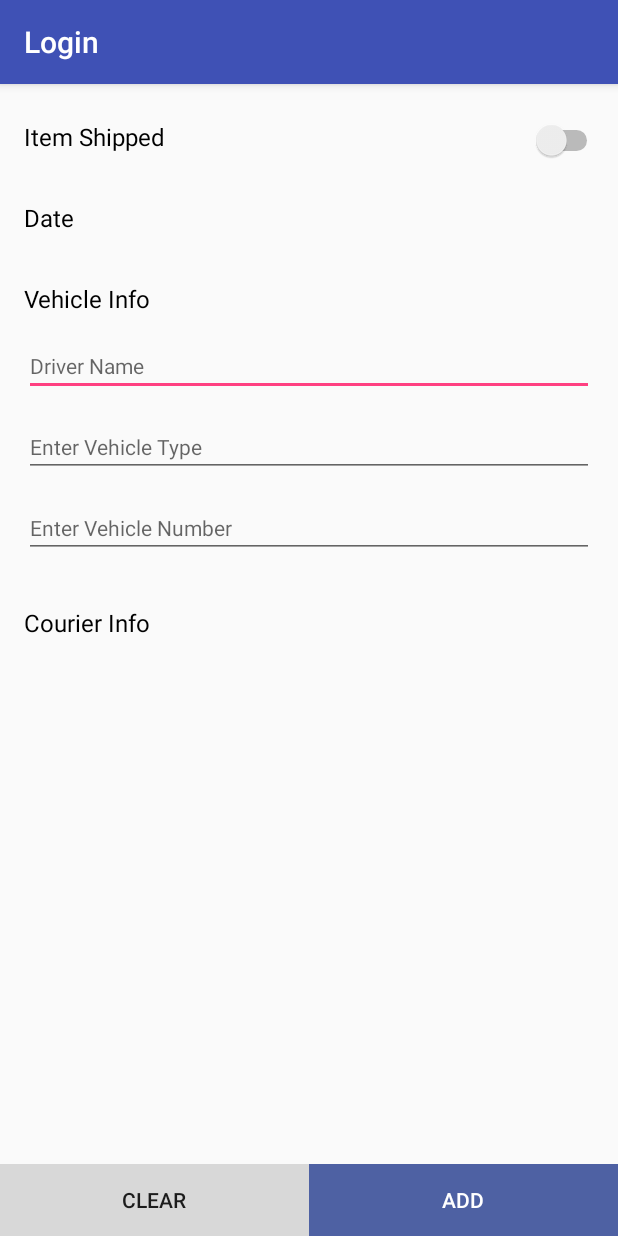
After one commit to harsmeet/loginPage, an Android app: the Deliverydetails screen opened directly, with no data from a screen before it, on a phone screen of 412 x 824 dp. The commit adds this screen. Run offline under Robolectric (Android 15) with nearby library versions, the phone set to English and light mode, and no system bars.

Commit message:
New Design For Date/Time Picker and Delivery Layout

```diff
--- a/app/src/main/AndroidManifest.xml
+++ b/app/src/main/AndroidManifest.xml
@@ -23,7 +23,7 @@
             </intent-filter>
         </activity>
         <activity android:name=".Register" />
-        <activity android:name=".WelcomeScreen" />
+        <activity android:name=".deliveryDetails.Deliverydetails" />
     </application>
 
 </manifest>
--- a/app/src/main/java/com/example/harsmeet/login/DbHelper/DatabaseHelper.java
+++ b/app/src/main/java/com/example/harsmeet/login/DbHelper/DatabaseHelper.java
@@ -51,20 +51,30 @@ public class DatabaseHelper extends SQLiteOpenHelper {
         db.close();
     }
 
-    public boolean checkUser(String emailStr, String passwdStr) {
+        public boolean checkUser (String emailStr, String passwdStr){
+
+
         String[] columns =
                 {
                         COLUMN_ID
                 };
         db = this.getReadableDatabase();
-        String selection = COLUMN_EMAIL + " = ? " + " AND " + COLUMN_PASS + " = ? ";
-        String[] selectArgs = {emailStr, passwdStr};
-        Cursor cursor = db.query(TABLE_NAME, columns, selection, selectArgs, null, null, null);
-        int cursorcount = cursor.getCount();
+
+        try {
+            String selection = COLUMN_EMAIL + " = ? " + " AND " + COLUMN_PASS + " = ? ";
+            String[] selectArgs = {emailStr, passwdStr};
+            Cursor cursor = db.query(TABLE_NAME, columns, selection, selectArgs, null, null, null);
+            int cursorcount = cursor.getCount();
+
+
         if (cursorcount > 0) {
             return true;
         }
-        return false;
+        }catch (Exception e){
+            e.printStackTrace();
+        }
+
+            return false;
 
     }
 
--- a/app/src/main/java/com/example/harsmeet/login/LoginActivity.java
+++ b/app/src/main/java/com/example/harsmeet/login/LoginActivity.java
@@ -33,6 +33,7 @@ import android.widget.TextView;
 import android.widget.Toast;
 
 import com.example.harsmeet.login.DbHelper.DatabaseHelper;
+import com.example.harsmeet.login.deliveryDetails.Deliverydetails;
 
 import java.util.ArrayList;
 import java.util.List;
@@ -214,7 +215,7 @@ public class LoginActivity extends AppCompatActivity implements LoaderCallbacks<
 //            editor.commit();
             // preferences.Editor editor=preferences.edit();
             Toast.makeText(LoginActivity.this, " YOU ARE LOGIN NOW..!! ", Toast.LENGTH_SHORT).show();
-            Intent i = new Intent(LoginActivity.this, WelcomeScreen.class);
+            Intent i = new Intent(LoginActivity.this, Deliverydetails.class);
             startActivity(i);
 
         }
--- /dev/null
+++ b/app/src/main/java/com/example/harsmeet/login/deliveryDetails/Deliverydetails.java
@@ -0,0 +1,110 @@
+package com.example.harsmeet.login.deliveryDetails;
+import android.os.Bundle;
+import android.support.v7.app.AppCompatActivity;
+import android.widget.RelativeLayout;
+import android.widget.TextView;
+import com.example.harsmeet.login.R;
+
+/**
+ * Created by harsmeet on 02-08-2018.
+ */
+
+public class Deliverydetails extends AppCompatActivity {
+
+
+//    RelativeLayout rl_time;
+//    RelativeLayout rl_date;
+//    TextView tv_enter_date;
+//    TextView tv_enter_time;
+
+    @Override
+    protected void onCreate(Bundle savedInstanceState) {
+        super.onCreate(savedInstanceState);
+        setContentView(R.layout.date_time_picker);
+
+//     rl_time = (RelativeLayout)findViewById(R.id.rl_time);
+//     rl_date = (RelativeLayout)findViewById(R.id.rl_date);
+//     tv_enter_date = (TextView)findViewById(R.id.tv_enter_date);
+//     tv_enter_time = (TextView)findViewById(R.id.tv_enter_time);
+
+//        try {
+//
+//// select Date
+//            rl_date.setOnClickListener(new View.OnClickListener() {
+//                @Override
+//                public void onClick(View view) {
+//
+//                    final Calendar calendar = Calendar.getInstance();
+//                    int yy = calendar.get(Calendar.YEAR);
+//                    int mm = calendar.get(Calendar.MONTH);
+//                    int dd = calendar.get(Calendar.DAY_OF_MONTH);
+//                    DatePickerDialog datePicker = new DatePickerDialog(getApplicationContext(), new DatePickerDialog.OnDateSetListener() {
+//                        @SuppressLint("SetTextI18n")
+//                        @Override
+//                        public void onDateSet(DatePicker view, int year, int monthOfYear, int dayOfMonth) {
+//
+//                            ++monthOfYear;
+//                            String mnth;
+//
+//                            if (monthOfYear < 10) {
+//                                mnth = "0" + monthOfYear;
+//                            } else {
+//                                mnth = String.valueOf(monthOfYear);
+//                            }
+//
+//                            String date = String.valueOf(year) + "-" + String.valueOf(mnth)
+//                                    + "-" + String.valueOf(dayOfMonth);
+//
+//                            tv_enter_date.setText(date + "  ");
+//                        }
+//                    }, yy, mm, dd);
+//                    datePicker.show();
+//
+//                }
+//            });
+//
+////        Select Time
+//            rl_time.setOnClickListener(new View.OnClickListener() {
+//                @Override
+//                public void onClick(View view) {
+//
+//                    // Get Current Time
+//                    final Calendar calendar = Calendar.getInstance();
+//                    int mHour = calendar.get(Calendar.HOUR_OF_DAY);
+//                    int mMinute = calendar.get(Calendar.MINUTE);
+//
+//                    // Launch Time Picker Dialog
+//                    TimePickerDialog timePickerDialog = new TimePickerDialog(getApplicationContext(),
+//                            new TimePickerDialog.OnTimeSetListener() {
+//
+//                                @SuppressLint("DefaultLocale")
+//                                @Override
+//                                public void onTimeSet(TimePicker view, int mHour, int mMinute) {
+//
+////                                            String time = String.valueOf(mHour) + ":" + String.valueOf(mMinute);
+////                                            tv_set_time.setText(time);
+//
+//                                    int hour = mHour % 12;
+//                                    if (hour == 0)
+//                                        hour = 12;
+//                                    tv_enter_time.setText(String.format("%02d:%02d %s", hour, mMinute,
+//                                            mHour < 12 ? "am" : "pm" + "  "));
+//                                }
+//
+//                            }, mHour, mMinute, false);
+//                    timePickerDialog.show();
+//
+//                }
+//            });
+//
+//
+//        }catch (Exception e){
+//
+//            e.printStackTrace();
+//        }
+//
+
+
+    }
+
+}
--- /dev/null
+++ b/app/src/main/res/drawable-v24/ic_add.xml
@@ -0,0 +1,4 @@
+<vector android:height="24dp" android:viewportHeight="42.0"
+    android:viewportWidth="42.0" android:width="24dp" xmlns:android="http://schemas.android.com/apk/res/android">
+    <path android:fillColor="#FF000000" android:pathData="M42,20l-20,0l0,-20l-2,0l0,20l-20,0l0,2l20,0l0,20l2,0l0,-20l20,0z"/>
+</vector>
--- /dev/null
+++ b/app/src/main/res/drawable-v24/ic_calendar_day.xml
@@ -0,0 +1,9 @@
+<vector android:height="24dp" android:viewportHeight="45.836"
+    android:viewportWidth="45.836" android:width="24dp" xmlns:android="http://schemas.android.com/apk/res/android">
+    <path android:fillColor="#9B9B9B" android:pathData="M10.55,21.35l0.72,3.28l3.58,-1.72l0.05,0l0,14.91l4.28,0l0,-18.79l-3.67,0z"/>
+    <path android:fillColor="#9B9B9B" android:pathData="M33.01,26.85c-1.33,-0.95 -3.15,-1.36 -4.94,-1.36c-0.46,0 -0.81,0.01 -1.22,0.06l0.4,-2.88h7.31v-3.65H24.2l-1.24,9.86c0.78,-0.12 1.5,-0.17 2.54,-0.17c3.76,0 5.29,1.19 5.29,3.12c0,1.99 -1.94,2.86 -3.76,2.86c-1.7,0 -3.41,-0.52 -4.24,-0.92l-0.78,3.29c1.04,0.55 2.95,1.07 5.23,1.07c5.05,0 8.06,-3.09 8.06,-6.59C35.3,29.37 34.43,27.81 33.01,26.85z"/>
+    <path android:fillColor="#9B9B9B" android:pathData="M40.45,2.84v2.29c0,2.31 -1.9,4.22 -4.2,4.22h-0.22c-2.31,0 -4.22,-1.91 -4.22,-4.22V2.54h-4.6v2.6c0,2.31 -1.91,4.22 -4.22,4.22h-0.21c-2.31,0 -4.21,-1.91 -4.21,-4.22V2.54H13.88v2.6c0,2.31 -1.85,4.22 -4.16,4.22H9.5c-2.31,0 -4.19,-1.91 -4.19,-4.22V2.88C2.62,3.76 0.72,6.29 0.72,9.26v29.89c0,3.71 3,6.69 6.71,6.69h31c3.71,0 6.7,-2.98 6.7,-6.69V9.26C45.12,6.25 43.14,3.7 40.45,2.84zM41.79,38.53c0,2.15 -1.73,3.9 -3.88,3.9H7.93c-2.15,0 -3.88,-1.75 -3.88,-3.9V17.3c0,-1.46 1.18,-2.62 2.64,-2.62h32.47c1.46,0 2.63,1.16 2.63,2.62L41.79,38.53L41.79,38.53z"/>
+    <path android:fillColor="#9B9B9B" android:pathData="M9.51,7.3h0.21c0.66,0 1.25,-0.28 1.65,-0.75c0.33,-0.38 0.52,-0.87 0.52,-1.41l0,0V2.16l0,0c0,-0.6 -0.23,-1.14 -0.63,-1.54c-0,-0 -0,-0.01 -0.01,-0.01c-0,-0 -0,0.01 -0.01,0.01c-0.4,-0.39 -0.94,-0.62 -1.54,-0.62H9.51c-0.6,0 -1.15,0.23 -1.54,0.62C7.96,0.63 7.96,0.62 7.95,0.62C7.95,0.63 7.94,0.62 7.94,0.63C7.55,1.02 7.3,1.56 7.3,2.16l0,0v2.97l0,0c0,0.55 0.21,1.03 0.54,1.41C8.24,7.02 8.84,7.3 9.51,7.3z"/>
+    <path android:fillColor="#9B9B9B" android:pathData="M21.51,6.95c0,0 0.01,0 0.02,0.01c0.01,0 0.02,-0.01 0.02,-0c0.35,0.23 0.76,0.35 1.21,0.35h0h0.21l0,0c0.38,0 0.73,-0.08 1.04,-0.25c0,-0 0.01,0.01 0.01,0c0.01,-0 -0,-0 0.01,-0.01c0.67,-0.38 1.11,-1.09 1.11,-1.91V2.16c0,-0.71 -0.33,-1.35 -0.85,-1.75c-0,-0 -0,-0.01 -0,-0.01l0,0.02c-0.37,-0.27 -0.81,-0.42 -1.31,-0.42h-0.21c-0.57,0 -1.08,0.2 -1.47,0.55c-0,0 -0,-0.01 -0,-0.01c-0,0 -0.02,0 -0.03,0.01c-0.44,0.4 -0.72,0.97 -0.72,1.61v2.97C20.54,5.89 20.94,6.55 21.51,6.95z"/>
+    <path android:fillColor="#9B9B9B" android:pathData="M36.03,7.3h0.21c0.67,0 1.27,-0.28 1.68,-0.75c0.33,-0.38 0.55,-0.87 0.55,-1.41l0,0V2.16l0,0c0,-0.83 -0.48,-1.55 -1.15,-1.92c-0,-0 -0.01,-0 -0.02,-0.01c-0.05,-0.03 -0.11,-0.05 -0.17,-0.08c-0.01,-0 -0.02,-0.01 -0.03,-0.01c-0.01,-0 -0.03,-0.01 -0.04,-0.02c-0.02,-0.01 -0.04,-0.02 -0.06,-0.02c-0.01,-0 -0.02,-0.01 -0.03,-0.01c-0.02,-0.01 -0.05,0 -0.07,-0.01c-0.2,-0.06 -0.43,-0.08 -0.65,-0.08h-0.21c-0.11,0 -0.21,-0.01 -0.32,0.01c-1.05,0.16 -1.85,1.05 -1.85,2.15v2.97C33.86,6.35 34.82,7.3 36.03,7.3z"/>
+</vector>
--- /dev/null
+++ b/app/src/main/res/drawable-v24/ic_clock.xml
@@ -0,0 +1,5 @@
+<vector android:height="24dp" android:viewportHeight="97.16"
+    android:viewportWidth="97.16" android:width="24dp" xmlns:android="http://schemas.android.com/apk/res/android">
+    <path android:fillColor="#9B9B9B" android:pathData="M48.58,0C21.79,0 0,21.79 0,48.58s21.79,48.58 48.58,48.58s48.58,-21.79 48.58,-48.58S75.37,0 48.58,0zM48.58,86.82c-21.09,0 -38.24,-17.16 -38.24,-38.24S27.49,10.34 48.58,10.34S86.82,27.49 86.82,48.58S69.67,86.82 48.58,86.82z"/>
+    <path android:fillColor="#9B9B9B" android:pathData="M73.9,47.08H52.07V20.83c0,-2.21 -1.79,-4 -4,-4c-2.21,0 -4,1.79 -4,4v30.25c0,2.21 1.79,4 4,4h25.83c2.21,0 4,-1.79 4,-4S76.11,47.08 73.9,47.08z"/>
+</vector>
--- /dev/null
+++ b/app/src/main/res/layout/date_time_picker.xml
@@ -0,0 +1,227 @@
+<?xml version="1.0" encoding="utf-8"?>
+<RelativeLayout xmlns:android="http://schemas.android.com/apk/res/android"
+    xmlns:tools="http://schemas.android.com/tools"
+    android:layout_width="match_parent"
+    android:layout_height="match_parent"
+    android:orientation="vertical">
+
+    <TextView
+        android:id="@+id/tv_item_shipped"
+        android:layout_width="wrap_content"
+        android:layout_height="wrap_content"
+        android:layout_marginLeft="16dp"
+        android:layout_marginStart="16dp"
+        android:layout_marginTop="24dp"
+        android:text="Item Shipped"
+        android:textColor="@color/colorBlack"
+        android:textSize="16sp" />
+
+    <Switch
+        android:id="@+id/on_off_switch"
+        android:layout_width="46dp"
+        android:layout_height="20dp"
+        android:layout_alignParentEnd="true"
+        android:layout_alignParentRight="true"
+        android:layout_alignParentTop="true"
+        android:layout_marginEnd="10dp"
+        android:layout_marginRight="10dp"
+        android:layout_marginTop="24dp"
+        android:textOff="OFF"
+        android:textOn="ON" />
+
+    <TextView
+        android:id="@+id/tv_date"
+        android:layout_width="wrap_content"
+        android:layout_height="wrap_content"
+        android:layout_below="@+id/tv_item_shipped"
+        android:layout_marginLeft="16dp"
+        android:layout_marginTop="32dp"
+        android:text="Date"
+        android:textColor="@color/colorBlack"
+        android:textSize="16sp" />
+
+
+    <!--<RelativeLayout-->
+        <!--android:id="@+id/rl_date"-->
+        <!--android:layout_width="wrap_content"-->
+        <!--android:layout_height="wrap_content"-->
+        <!--android:layout_below="@+id/tv_date"-->
+        <!--android:layout_marginStart="16dp"-->
+        <!--android:layout_marginTop="16dp"-->
+        <!--android:layout_marginLeft="16dp">-->
+
+
+        <!--<TextView-->
+            <!--android:id="@+id/tv_enter_date"-->
+            <!--android:layout_width="wrap_content"-->
+            <!--android:layout_height="wrap_content"-->
+            <!--android:text="Enter Date  "-->
+            <!--android:textAlignment="center"-->
+            <!--android:textSize="14sp" />-->
+
+        <!--<android.support.v7.widget.AppCompatImageView-->
+            <!--android:id="@+id/iv_calendar"-->
+            <!--android:layout_width="17dp"-->
+            <!--android:layout_height="18dp"-->
+            <!--android:layout_toRightOf="@+id/tv_enter_date"-->
+            <!--android:background="@drawable/ic_calendar_day" />-->
+
+        <!--<View-->
+            <!--android:layout_width="90dp"-->
+            <!--android:layout_height="2dp"-->
+            <!--android:layout_below="@+id/tv_enter_date"-->
+            <!--android:layout_marginTop="2dp"-->
+            <!--android:background="@color/SolidcolorView">-->
+
+        <!--</View>-->
+
+    <!--</RelativeLayout>-->
+
+    <!--<RelativeLayout-->
+        <!--android:id="@+id/rl_time"-->
+        <!--android:layout_width="wrap_content"-->
+        <!--android:layout_height="wrap_content"-->
+        <!--android:layout_alignBottom="@+id/rl_date"-->
+        <!--android:layout_alignTop="@+id/rl_date"-->
+        <!--android:layout_marginEnd="16dp"-->
+        <!--android:layout_marginRight="16dp"-->
+        <!--android:layout_marginStart="130dp"-->
+        <!--android:layout_toEndOf="@+id/rl_date"-->
+        <!--android:layout_marginLeft="130dp"-->
+        <!--android:layout_toRightOf="@+id/rl_date">-->
+
+        <!--<TextView-->
+            <!--android:id="@+id/tv_enter_time"-->
+            <!--android:layout_width="wrap_content"-->
+            <!--android:layout_height="wrap_content"-->
+            <!--android:layout_alignParentTop="true"-->
+            <!--android:layout_toStartOf="@+id/iv_time"-->
+            <!--android:text="Enter Time  "-->
+            <!--android:textAlignment="center"-->
+            <!--android:textSize="14sp"-->
+            <!--android:layout_toLeftOf="@+id/iv_time" />-->
+
+        <!--<android.support.v7.widget.AppCompatImageView-->
+            <!--android:id="@+id/iv_time"-->
+            <!--android:layout_width="17dp"-->
+            <!--android:layout_height="17dp"-->
+            <!--android:layout_alignParentEnd="true"-->
+            <!--android:layout_alignParentRight="true"-->
+            <!--android:background="@drawable/ic_clock"-->
+            <!--tools:ignore="RtlHardcoded" />-->
+        <!--&lt;!&ndash;android:layout_toRightOf="@+id/tv_enter_time"&ndash;&gt;-->
+
+        <!--<View-->
+            <!--android:layout_width="91dp"-->
+            <!--android:layout_height="2dp"-->
+            <!--android:layout_alignParentEnd="true"-->
+            <!--android:layout_alignParentRight="true"-->
+            <!--android:layout_below="@+id/tv_enter_time"-->
+            <!--android:layout_marginTop="2dp"-->
+            <!--android:background="@color/SolidcolorView">-->
+            <!--&lt;!&ndash;android:layout_below="@+id/tv_enter_time"&ndash;&gt;-->
+
+
+        <!--</View>-->
+
+    <!--</RelativeLayout>-->
+
+
+    <!--android:layout_below="@+id/rl_date"-->
+
+    <TextView
+        android:id="@+id/tv_vehicle_info"
+        android:layout_width="wrap_content"
+        android:layout_height="wrap_content"
+        android:layout_below="@+id/tv_date"
+        android:layout_marginLeft="16dp"
+        android:layout_marginTop="32dp"
+        android:text="Vehicle Info"
+        android:textColor="@color/colorBlack"
+        android:textSize="16sp" />
+
+
+    <EditText
+        android:id="@+id/et_driver_name"
+        android:layout_width="match_parent"
+        android:layout_height="38dp"
+        android:layout_marginRight="16dp"
+        android:layout_below="@+id/tv_vehicle_info"
+        android:layout_marginLeft="16dp"
+        android:layout_marginTop="16dp"
+        android:hint="Driver Name"
+        android:textSize="14sp" />
+
+
+    <EditText
+        android:id="@+id/et_vehicle_type"
+        android:layout_width="match_parent"
+        android:layout_height="38dp"
+        android:layout_marginRight="16dp"
+        android:layout_below="@+id/et_driver_name"
+        android:layout_marginLeft="16dp"
+        android:layout_marginTop="16dp"
+        android:hint="Enter Vehicle Type"
+        android:textSize="14sp" />
+
+    <EditText
+        android:id="@+id/et_vehicle_number"
+        android:layout_width="match_parent"
+        android:layout_height="38dp"
+        android:layout_marginRight="16dp"
+        android:layout_below="@+id/et_vehicle_type"
+        android:layout_marginLeft="16dp"
+        android:layout_marginTop="16dp"
+        android:hint="Enter Vehicle Number"
+        android:textSize="14sp" />
+
+    <TextView
+        android:id="@+id/tv_courier_info"
+        android:layout_width="wrap_content"
+        android:layout_height="wrap_content"
+        android:layout_below="@+id/et_vehicle_number"
+        android:layout_marginLeft="16dp"
+        android:layout_marginTop="32dp"
+        android:text="Courier Info"
+        android:textColor="@color/colorBlack"
+        android:textSize="16sp" />
+
+    <!--<android.support.v7.widget.AppCompatImageView-->
+        <!--android:id="@+id/iv_add_vehicle_info"-->
+        <!--android:layout_width="22dp"-->
+        <!--android:layout_height="22dp"-->
+        <!--android:layout_alignParentEnd="true"-->
+        <!--android:layout_alignParentRight="true"-->
+        <!--android:layout_below="@+id/et_vehicle_number"-->
+        <!--android:layout_marginEnd="16dp"-->
+        <!--android:layout_marginRight="16dp"-->
+        <!--android:layout_marginTop="32dp"-->
+        <!--android:background="@drawable/ic_add" />-->
+
+    <LinearLayout
+        android:layout_width="match_parent"
+        android:layout_height="wrap_content"
+        android:layout_alignParentBottom="true"
+        android:gravity="center"
+        android:orientation="horizontal"
+        tools:ignore="UselessParent">
+
+        <Button
+            android:id="@+id/btn_clear"
+            android:layout_width="wrap_content"
+            android:layout_height="wrap_content"
+            android:layout_weight="0.5"
+            android:background="#D8D8D8"
+            android:text="CLEAR" />
+
+        <Button
+            android:id="@+id/btn_add"
+            android:layout_width="wrap_content"
+            android:layout_height="wrap_content"
+            android:layout_weight="0.5"
+            android:background="#4E61A3"
+            android:text="ADD"
+            android:textColor="#FFFF" />
+    </LinearLayout>
+
+</RelativeLayout>
--- a/app/src/main/res/values/colors.xml
+++ b/app/src/main/res/values/colors.xml
@@ -3,4 +3,7 @@
     <color name="colorPrimary">#3F51B5</color>
     <color name="colorPrimaryDark">#303F9F</color>
     <color name="colorAccent">#FF4081</color>
+
+    <color name="colorBlack">#FF000000</color>
+    <color name="SolidcolorView">#D8D6D6</color>
 </resources>
```
